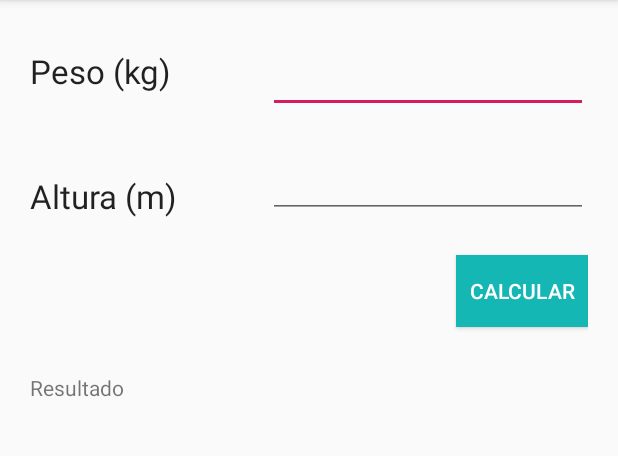
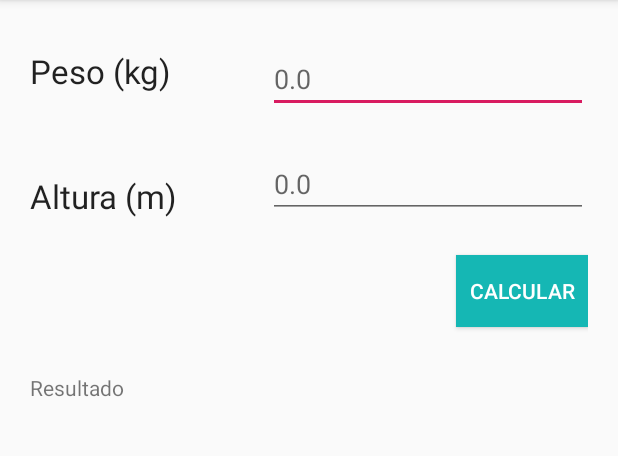
Before and after one commit to edward-ceballos/prj-diplomadoandroid-6, an Android app: the screen it shows after launch (MainActivity), on a phone screen of 412 x 824 dp, the part 84-540 px from its top. Run offline under Robolectric (Android 15) with nearby library versions, the phone set to English and light mode, and no system bars; our stand-ins replace Picasso; libraries missing offline, so code that uses them is left out: de.keyboardsurfer.android.

Commit message:
Mejoras responsive

```diff
--- a/app/src/main/res/layout/activity_main.xml
+++ b/app/src/main/res/layout/activity_main.xml
@@ -4,21 +4,24 @@
     xmlns:tools="http://schemas.android.com/tools"
     android:layout_width="match_parent"
     android:layout_height="match_parent"
+
     android:padding="20dp">
 
     <EditText
         android:id="@+id/etPeso"
         android:layout_width="wrap_content"
         android:layout_height="wrap_content"
+        android:layout_alignRight="@+id/imagen"
         android:layout_alignParentTop="true"
         android:layout_alignParentEnd="true"
         android:layout_alignParentRight="true"
         android:layout_marginTop="10dp"
         android:autofillHints=""
         android:ems="10"
+        android:hint="@string/etValue"
         android:inputType="numberDecimal"
-        android:labelFor="@id/tvPeso"
-        tools:targetApi="o" />
+        tools:targetApi="o"
+        android:layout_alignEnd="@+id/imagen" />
 
     <EditText
         android:id="@+id/etAltura"
@@ -31,7 +34,7 @@
         android:autofillHints=""
         android:ems="10"
         android:inputType="numberDecimal"
-        android:labelFor="@id/tvAltura"
+        android:hint="@string/etValue"
         tools:targetApi="o" />
 
     <Button
--- a/app/src/main/res/values/strings.xml
+++ b/app/src/main/res/values/strings.xml
@@ -5,4 +5,5 @@
     <string name="peso">Peso (kg)</string>
     <string name="altura">Altura (m)</string>
     <string name="imagen">Imagen</string>
+    <string name="etValue">0.0</string>
 </resources>
```
